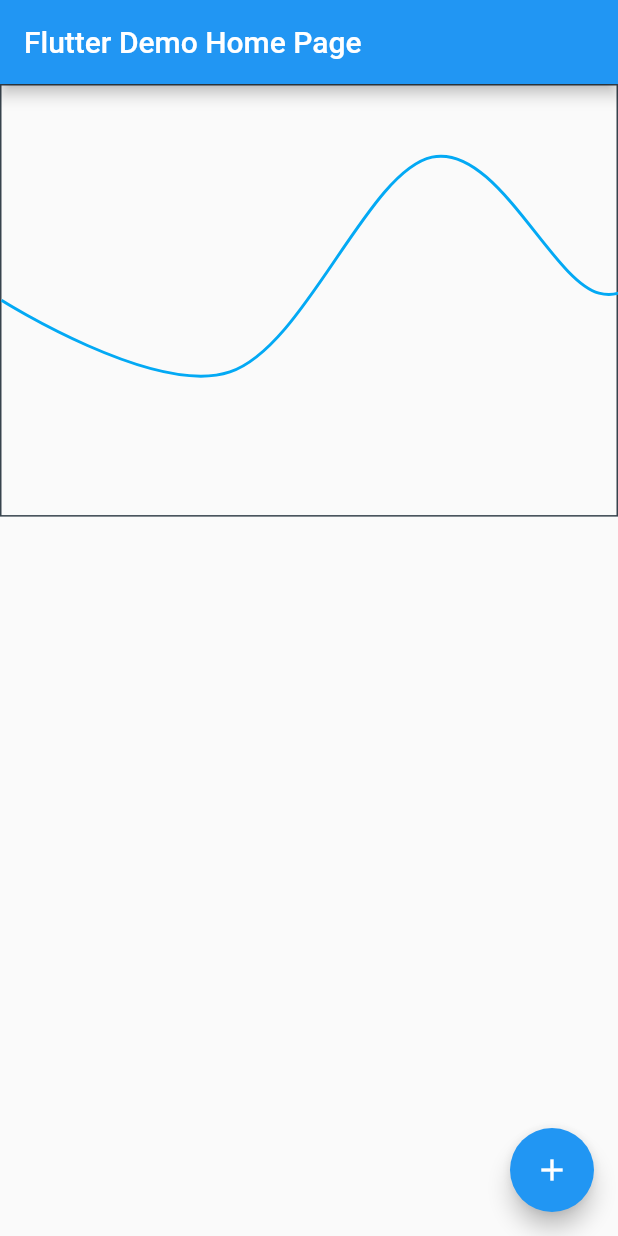
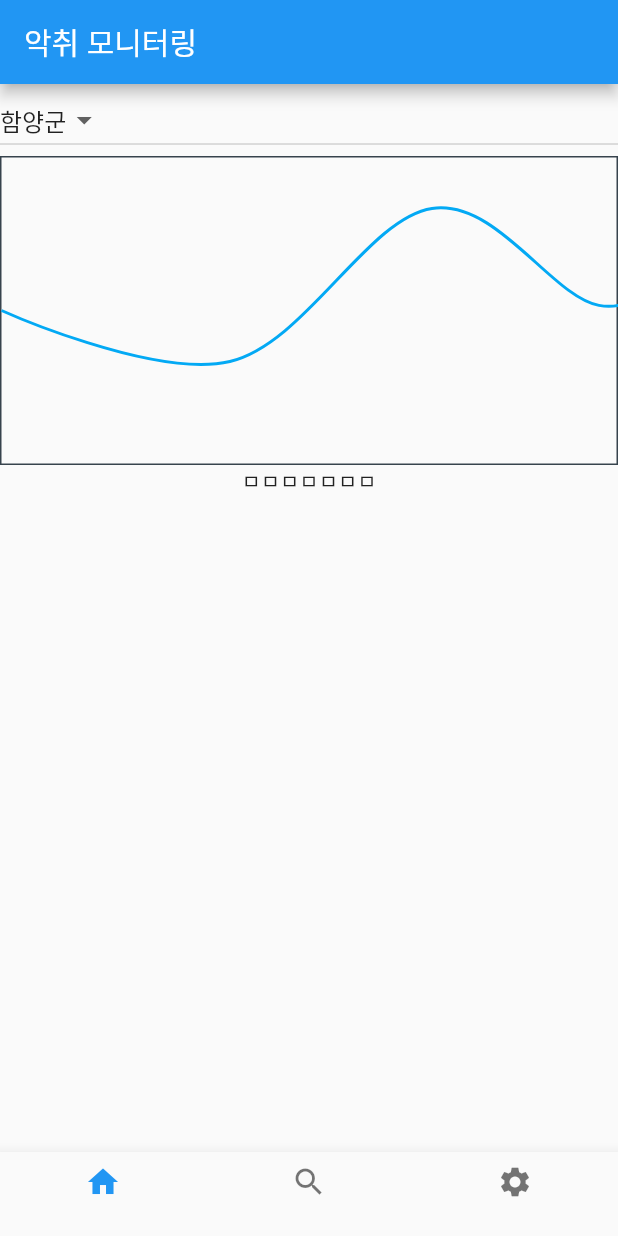
Before and after one commit to EsRun/flutter_learning_v1, a Flutter app: the screen it shows after launch, on a phone screen of 412 x 824 dp. Run offline on Flutter 3.47's test engine with Material 2 defaults, Android fonts, the phone set to English and light mode, and no system bars; drawn by our look-alikes of fl_chart.

Commit message:
add : bottom navigation

```diff
--- /dev/null
+++ b/lib/components/BottomNavigation.dart
@@ -0,0 +1,54 @@
+import 'package:flutter/material.dart';
+
+import '../pages/Home.dart';
+
+class BottomNavi extends StatefulWidget {
+  const BottomNavi({Key? key}) : super(key: key);
+
+  @override
+  State<BottomNavi> createState() => _BottomNaviState();
+}
+
+class _BottomNaviState extends State<BottomNavi> {
+  int _selectedIndex = 0;
+  List _pages = [Home(), Text("2페이지"), Text("3페이지")];
+
+  @override
+  Widget build(BuildContext context) {
+    return Scaffold(
+
+        body: Center(
+          child: _pages[_selectedIndex], // 페이지와 연결
+        ),
+
+        // BottomNavigationBar 위젯
+        bottomNavigationBar: BottomNavigationBar(
+          //type: BottomNavigationBarType.fixed, // bottomNavigationBar item이 4개 이상일 경우
+
+          // 클릭 이벤트
+          onTap: _onItemTapped,
+
+          currentIndex: _selectedIndex, // 현재 선택된 index
+
+          // BottomNavigationBarItem 위젯
+          items: const <BottomNavigationBarItem>[
+            BottomNavigationBarItem(
+                icon: Icon(Icons.home), label: String.fromEnvironment("Home")),
+
+            BottomNavigationBarItem(
+                icon: Icon(Icons.search), label: String.fromEnvironment("2Page")),
+
+            BottomNavigationBarItem(
+                icon: Icon(Icons.settings), label: String.fromEnvironment("3Page")),
+
+          ],
+        )
+    );
+  }
+  void _onItemTapped(int index) {
+    // state 갱신
+    setState(() {
+      _selectedIndex = index; // index는 item 순서로 0, 1, 2로 구성
+    });
+  }
+}
--- /dev/null
+++ b/lib/components/DropMenu.dart
@@ -0,0 +1,27 @@
+import 'package:flutter/material.dart';
+
+class DropMenu extends StatefulWidget {
+  const DropMenu({Key? key}) : super(key: key);
+
+  @override
+  State<DropMenu> createState() => _DropMenuState();
+}
+
+class _DropMenuState extends State<DropMenu> {
+  List<String> listItem = <String>['함양군', '거제시', '산청군'];
+
+  @override
+  Widget build(BuildContext context) {
+    String dropdownValue = listItem.first;
+    return DropdownButton<String>(
+      value: dropdownValue,
+      items: listItem.map((e) => DropdownMenuItem(value: e, child: Text(e))).toList(),
+
+      onChanged: (String? value) {
+        setState(() {
+          dropdownValue = value!;
+        });
+      },
+    );
+  }
+}
--- a/lib/components/chart.dart
+++ b/lib/components/chart.dart
@@ -24,7 +24,9 @@ class _Chart extends State<Chart> {
 
   @override
   Widget build(BuildContext context) {
-    return LineChart(
+    return AspectRatio(
+      aspectRatio: 2,
+      child: LineChart(
         LineChartData(
           gridData: FlGridData(show: false),
           titlesData: FlTitlesData(show: false),
@@ -59,6 +61,7 @@ class _Chart extends State<Chart> {
             ),
           ],
         )
+    ),
     );
   }
 }
--- a/lib/main.dart
+++ b/lib/main.dart
@@ -1,4 +1,6 @@
 import 'package:flutter/material.dart';
+import 'package:monitoring/components/BottomNavigation.dart';
+import 'package:monitoring/components/DropMenu.dart';
 import 'package:monitoring/components/addBox.dart';
 import 'package:monitoring/components/chart.dart';
 
@@ -13,7 +15,8 @@ class MyApp extends StatelessWidget {
   @override
   Widget build(BuildContext context) {
     return MaterialApp(
-      title: 'Flutter Demo',
+      title: 'Monitoring App',
+      debugShowCheckedModeBanner: false,
       theme: ThemeData(
         // This is the theme of your application.
         //
@@ -26,7 +29,7 @@ class MyApp extends StatelessWidget {
         // is not restarted.
         primarySwatch: Colors.blue,
       ),
-      home: const MyHomePage(title: 'Flutter Demo Home Page'),
+      home: const MyHomePage(title: '악취 모니터링'),
     );
   }
 }
@@ -65,41 +68,16 @@ class _MyHomePageState extends State<MyHomePage> {
 
   @override
   Widget build(BuildContext context) {
-    // This method is rerun every time setState is called, for instance as done
-    // by the _incrementCounter method above.
-    //
-    // The Flutter framework has been optimized to make rerunning build methods
-    // fast, so that you can just rebuild anything that needs updating rather
-    // than having to individually change instances of widgets.
     return Scaffold(
       appBar: AppBar(
         // Here we take the value from the MyHomePage object that was created by
         // the App.build method, and use it to set our appbar title.
         title: Text(widget.title),
       ),
-      body: SafeArea(
-        child: Column(
-          mainAxisSize: MainAxisSize.max,
-          children: [
-            SingleChildScrollView(
-              child: Container(
+      body: Center(
+        child: BottomNavi(),
+      )
+    );
 
-                child: Chart(title: 'oo'),
-              )
-            )
-          ],
-        ),
-
-      ),
-      floatingActionButton: FloatingActionButton(
-        onPressed: () {
-          showDialog(context: context, builder: (context) {
-            return AddBox(title: 'ㅇㅇ');
-          });
-        },
-        tooltip: 'Increment',
-        child: const Icon(Icons.add),
-      ), // This trailing comma makes auto-formatting nicer for build methods.
-    );
   }
 }
--- /dev/null
+++ b/lib/pages/Home.dart
@@ -0,0 +1,34 @@
+import 'package:flutter/material.dart';
+
+import '../components/DropMenu.dart';
+import '../components/chart.dart';
+
+class Home extends StatefulWidget {
+  const Home({Key? key}) : super(key: key);
+
+  @override
+  State<Home> createState() => _HomeState();
+}
+
+class _HomeState extends State<Home> {
+  @override
+  Widget build(BuildContext context) {
+    return
+      Column(
+          children: [
+            Row(
+
+                children:  [
+                  Flexible(
+                      flex: 1,
+                      fit: FlexFit.tight,
+                      child: DropMenu())
+                ]
+            ),
+
+            Chart(title: 'oo'),
+            Text("ㅁㅁㅁㅁㅁㅁㅁ")
+          ]
+      );
+  }
+}
```
